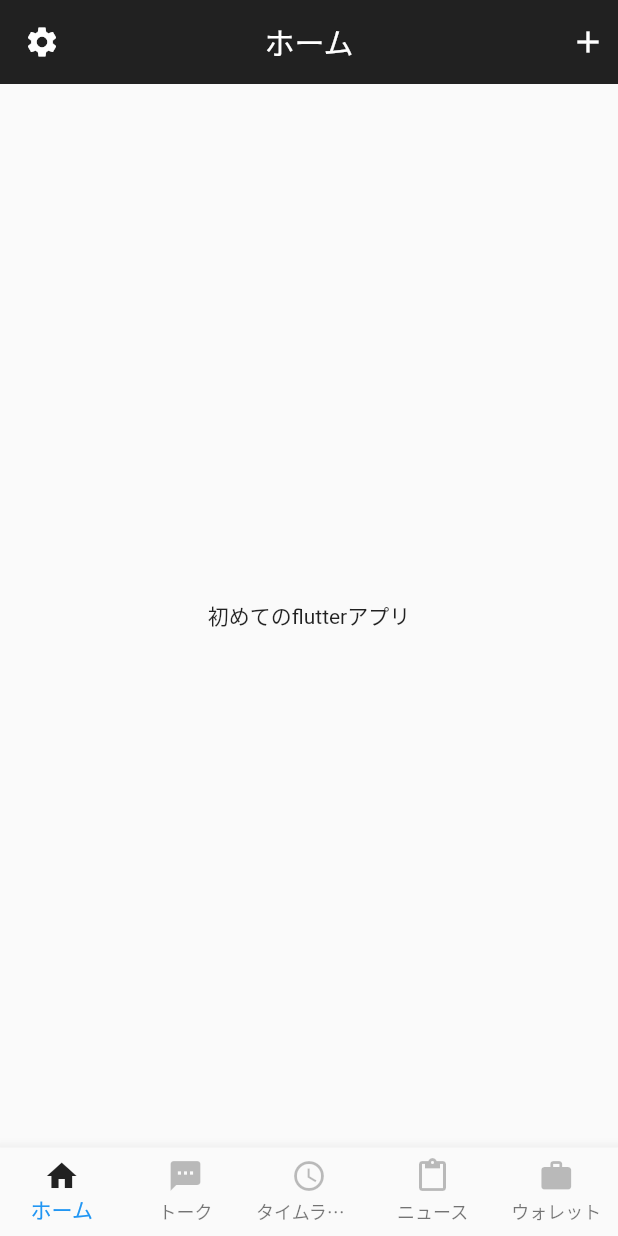
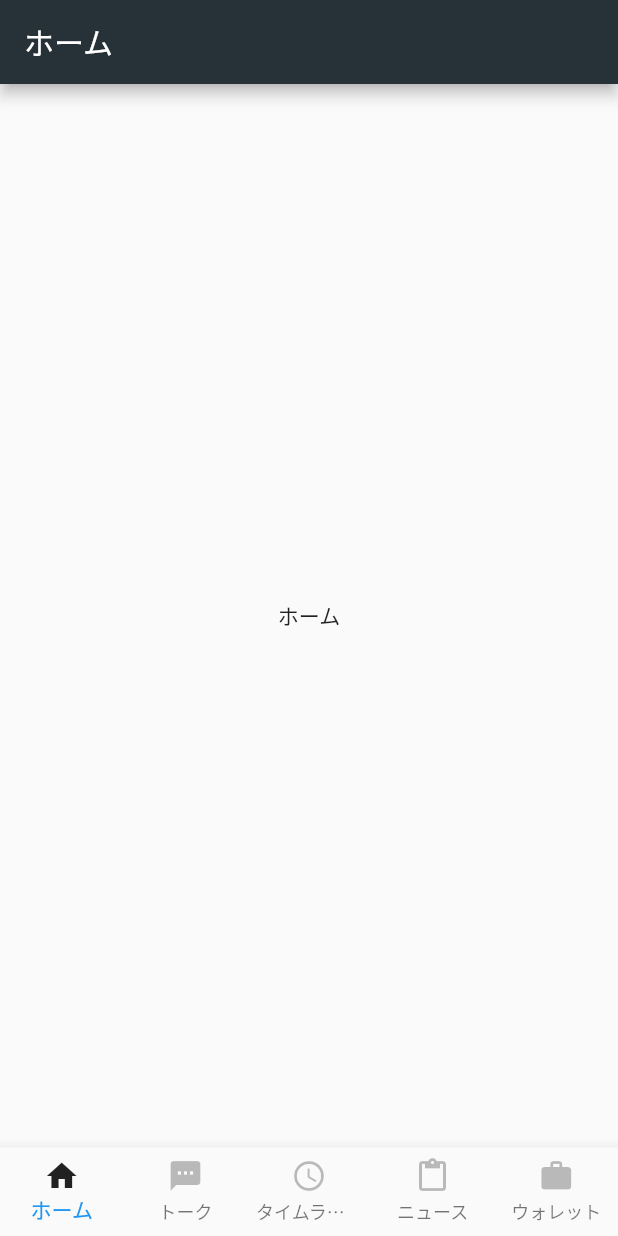
Before and after one commit to daisukesone/flutter_sample_app, a Flutter app: the screen it shows after launch, on a phone screen of 412 x 824 dp. Run offline on Flutter 3.47's test engine with Material 2 defaults, Android fonts, the phone set to English and light mode, and no system bars.

Commit message:
add route

```diff
--- a/lib/main.dart
+++ b/lib/main.dart
@@ -1,24 +1,22 @@
 import 'package:flutter/material.dart';
-import 'package:my_app/footer.dart';
+import 'package:my_app/root.dart';
 import 'package:my_app/header.dart';
 
-void main() {
-  runApp(MyApp());
-}
+void main() => runApp(App());
 
-class MyApp extends StatelessWidget {
+class App extends StatelessWidget {
   // This widget is the root of your application.
   @override
   Widget build(BuildContext context) {
-    return MaterialApp(
-      debugShowCheckedModeBanner: false, //<-Debugの表示をoff
-      home: Scaffold(
-        appBar: Header(),
-        body: Center(child: Text("初めてのflutterアプリ")),
 
-        bottomNavigationBar: Footer()
+      return MaterialApp(
+      title: 'Flutter Demo',
+    debugShowCheckedModeBanner: false, //<-Debugの表示をoff
+      theme: ThemeData(
+      primaryColor: Colors.blueGrey[900],
+    ),
+    home: RootWidget()
 
-    ),
     );
   }
 }
--- a/lib/footer.dart
+++ b/lib/root.dart
@@ -1,13 +1,22 @@
+import 'package:flutter/cupertino.dart';
 import 'package:flutter/material.dart';
 
-class Footer extends StatefulWidget{
-  const Footer();
+
+import 'routes/home_route.dart';
+import 'routes/talk_route.dart';
+import 'routes/timeline_route.dart';
+import 'routes/news_route.dart';
+import 'routes/wallet_route.dart';
+
+
+class RootWidget extends StatefulWidget{
+  RootWidget({Key key}): super(key: key);
 
   @override
-  _Footer createState() => _Footer();
+  _RootWidgetState createState() => _RootWidgetState();
 }
 
-class _Footer extends State<Footer>{
+class _RootWidgetState extends State<RootWidget>{
   int _selectedIndex = 0;
   final _bottomNavigationBarItems = <BottomNavigationBarItem>[];
 
@@ -29,6 +38,14 @@ static const _footerItemNames = [
   'ニュース',
   'ウォレット',
 ];
+
+  var _routes = [
+    Home(),
+    Talk(),
+    TimeLine(),
+    News(),
+    Wallet(),
+  ];
 
 @override
   void initState(){
@@ -81,12 +98,15 @@ BottomNavigationBarItem _UpdateActiveState(int index){
 }
   @override
   Widget build(BuildContext context){
-    return BottomNavigationBar(
+  return Scaffold(
+    body: _routes.elementAt(_selectedIndex),
+    bottomNavigationBar: BottomNavigationBar(
    type: BottomNavigationBarType.fixed,
    items: _bottomNavigationBarItems,
       currentIndex: _selectedIndex,
       onTap: _onItemTapped,
-          );
+          ),
+  );
 
   }
 }
--- /dev/null
+++ b/lib/routes/home_route.dart
@@ -0,0 +1,14 @@
+import 'package:flutter/material.dart';
+
+class Home extends StatelessWidget{
+  @override
+  Widget build(BuildContext context) {
+    return Scaffold(
+      appBar: AppBar(
+        title: Text("ホーム"), //
+      ),
+      body: Center(child: Text("ホーム")
+      ),
+    );
+  }
+}
--- /dev/null
+++ b/lib/routes/news_route.dart
@@ -0,0 +1,14 @@
+import 'package:flutter/material.dart';
+
+class News extends StatelessWidget{
+  @override
+  Widget build(BuildContext context) {
+    return Scaffold(
+      appBar: AppBar(
+        title: Text("ニュース"), //
+      ),
+      body: Center(child: Text("ニュース")
+      ),
+    );
+  }
+}
--- /dev/null
+++ b/lib/routes/talk_route.dart
@@ -0,0 +1,14 @@
+import 'package:flutter/material.dart';
+
+class Talk extends StatelessWidget{
+  @override
+  Widget build(BuildContext context) {
+    return Scaffold(
+      appBar: AppBar(
+        title: Text("トーク"), //
+      ),
+      body: Center(child: Text("トーク")
+      ),
+    );
+  }
+}
--- /dev/null
+++ b/lib/routes/timeline_route.dart
@@ -0,0 +1,14 @@
+import 'package:flutter/material.dart';
+
+class TimeLine extends StatelessWidget{
+  @override
+  Widget build(BuildContext context) {
+    return Scaffold(
+      appBar: AppBar(
+        title: Text("タイムライン"), //
+      ),
+      body: Center(child: Text("タイムライン")
+      ),
+    );
+  }
+}
```
Also changed, not shown: lib/routes/wallet_route.dart (added, +14 -0 lines).
